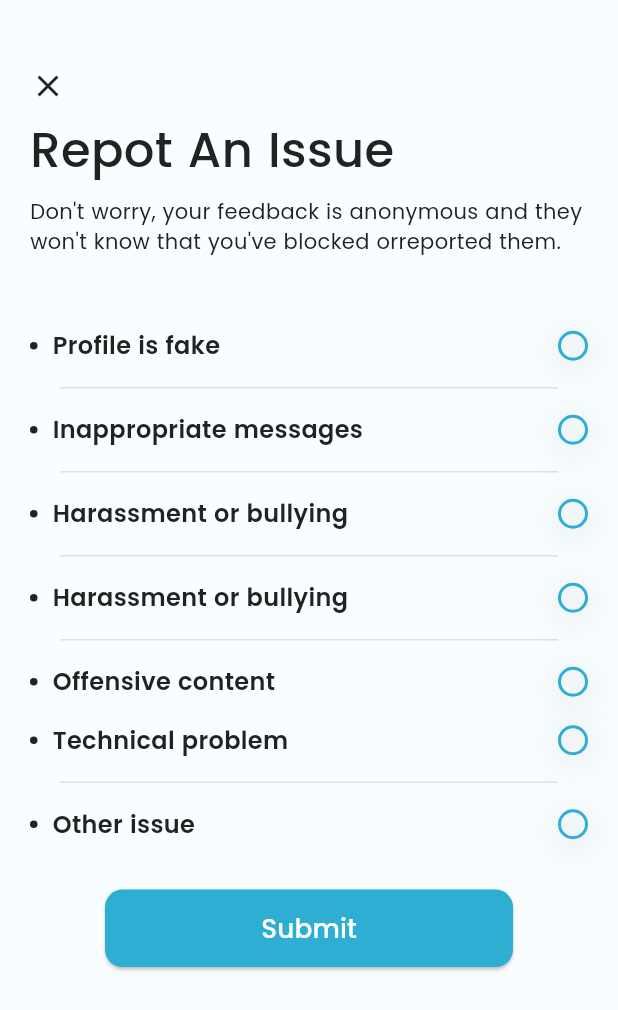
After one commit to MdLimon123/Sidneby-s-Dating-App, a Flutter app: the ReportAnIssueScreen screen opened directly, on a phone screen of 412 x 824 dp. The commit adds this screen. Shown: the top 1010 px of the screen. Run offline on Flutter 3.47's test engine with Material 3 defaults, Android fonts, the light colour scheme and no system bars; our stand-ins replace country_code_picker, dotted_border, flutter_otp_text_field, flutter_screenutil, flutter_spinkit, flutter_svg and 4 more; accounts and stored records are empty.

Commit message:
complete report and issue

```diff
--- a/lib/views/screen/Home/AllSubScreen/details_page.dart
+++ b/lib/views/screen/Home/AllSubScreen/details_page.dart
@@ -3,6 +3,7 @@ import 'package:flutter_svg/flutter_svg.dart';
 import 'package:get/get.dart';
 import 'package:sindeby_dating_app/utils/app_colors.dart';
 import 'package:sindeby_dating_app/views/base/appbar.dart';
+import 'package:sindeby_dating_app/views/screen/Home/AllSubScreen/report_an_issue_screen.dart';
 
 class DetailsPage extends StatefulWidget {
   const DetailsPage({super.key});
@@ -218,7 +219,9 @@ class _DetailsPageState extends State<DetailsPage> {
           SizedBox(height: 8,),
           _customButton(
               text: 'Repot An Issue ',
-              onTap: () {},
+              onTap: () {
+                Get.to(()=> ReportAnIssueScreen());
+              },
               textColor: Color(0xFFBC0000)
           ),
           SizedBox(height: 17,),
--- /dev/null
+++ b/lib/views/screen/Home/AllSubScreen/report_an_issue_screen.dart
@@ -0,0 +1,287 @@
+import 'package:flutter/material.dart';
+import 'package:get/get.dart';
+import 'package:sindeby_dating_app/utils/app_colors.dart';
+import 'package:sindeby_dating_app/views/base/custom_button.dart';
+import 'package:sindeby_dating_app/views/base/custom_radio_button.dart';
+
+class ReportAnIssueScreen extends StatefulWidget {
+  const ReportAnIssueScreen({super.key});
+
+  @override
+  State<ReportAnIssueScreen> createState() => _ReportAnIssueScreenState();
+}
+
+class _ReportAnIssueScreenState extends State<ReportAnIssueScreen> {
+
+  final List<bool> _value = [false, false, false, false, false, false, false];
+
+  @override
+  Widget build(BuildContext context) {
+    return Scaffold(
+      backgroundColor: AppColors.backgroundColor,
+      body: Padding(
+        padding: const EdgeInsets.symmetric(horizontal: 20, vertical: 25),
+        child: Column(
+          mainAxisAlignment: MainAxisAlignment.start,
+          crossAxisAlignment: CrossAxisAlignment.start,
+          children: [
+            SizedBox(height: 20,),
+
+            InkWell(
+              onTap: (){
+                Get.back();
+              },
+              child: Icon(Icons.close,
+              color: AppColors.textColor,),
+            ),
+            SizedBox(height: 8,),
+            Text("Repot An Issue",
+            style: TextStyle(
+              fontSize: 32,
+              fontWeight: FontWeight.w500,
+              color: AppColors.textColor
+            ),),
+            SizedBox(height: 8,),
+            Text("Don't worry, your feedback is anonymous and they won't know that you've blocked orreported them.",
+            style: TextStyle(
+              fontSize: 14,
+              fontWeight: FontWeight.w400,
+              color: AppColors.textColor
+
+            ),),
+            SizedBox(height: 48,),
+            Row(
+              children: [
+                Container(
+                  height: 5,
+                  width: 5,
+                  decoration: BoxDecoration(
+                    shape: BoxShape.circle,
+                    color: AppColors.textColor
+                  ),
+                ),
+                SizedBox(width: 10,),
+                Text("Profile is fake",
+                style: TextStyle(
+                  fontSize: 16,
+                  fontWeight: FontWeight.w600,
+                  color: AppColors.textColor
+                ),),
+                Spacer(),
+                CustomRadioButton(
+                    value: _value[0],
+                    onChanged: (val){
+                      setState(() {
+                        _value[0] = val;
+                      });
+
+                    })
+              ],
+            ),
+            SizedBox(height: 16,),
+            _customDivider(),
+            SizedBox(height: 16,),
+            Row(
+              children: [
+                Container(
+                  height: 5,
+                  width: 5,
+                  decoration: BoxDecoration(
+                      shape: BoxShape.circle,
+                      color: AppColors.textColor
+                  ),
+                ),
+                SizedBox(width: 10,),
+                Text("Inappropriate messages",
+                  style: TextStyle(
+                      fontSize: 16,
+                      fontWeight: FontWeight.w600,
+                      color: AppColors.textColor
+                  ),),
+                Spacer(),
+                CustomRadioButton(
+                    value: _value[1],
+                    onChanged: (val){
+                      setState(() {
+                        _value[1] = val;
+                      });
+
+                    })
+              ],
+            ),
+            SizedBox(height: 16,),
+            _customDivider(),
+            SizedBox(height: 16,),
+            Row(
+              children: [
+                Container(
+                  height: 5,
+                  width: 5,
+                  decoration: BoxDecoration(
+                      shape: BoxShape.circle,
+                      color: AppColors.textColor
+                  ),
+                ),
+                SizedBox(width: 10,),
+                Text("Harassment or bullying",
+                  style: TextStyle(
+                      fontSize: 16,
+                      fontWeight: FontWeight.w600,
+                      color: AppColors.textColor
+                  ),),
+                Spacer(),
+                CustomRadioButton(
+                    value: _value[2],
+                    onChanged: (val){
+                      setState(() {
+                        _value[2] = val;
+                      });
+
+                    })
+              ],
+            ),
+            SizedBox(height: 16,),
+            _customDivider(),
+            SizedBox(height: 16,),
+            Row(
+              children: [
+                Container(
+                  height: 5,
+                  width: 5,
+                  decoration: BoxDecoration(
+                      shape: BoxShape.circle,
+                      color: AppColors.textColor
+                  ),
+                ),
+                SizedBox(width: 10,),
+                Text("Harassment or bullying",
+                  style: TextStyle(
+                      fontSize: 16,
+                      fontWeight: FontWeight.w600,
+                      color: AppColors.textColor
+                  ),),
+                Spacer(),
+                CustomRadioButton(
+                    value: _value[3],
+                    onChanged: (val){
+                      setState(() {
+                        _value[3] = val;
+                      });
+
+                    })
+              ],
+            ),
+            SizedBox(height: 16,),
+            _customDivider(),
+            SizedBox(height: 16,),
+            Row(
+              children: [
+                Container(
+                  height: 5,
+                  width: 5,
+                  decoration: BoxDecoration(
+                      shape: BoxShape.circle,
+                      color: AppColors.textColor
+                  ),
+                ),
+                SizedBox(width: 10,),
+                Text("Offensive content",
+                  style: TextStyle(
+                      fontSize: 16,
+                      fontWeight: FontWeight.w600,
+                      color: AppColors.textColor
+                  ),),
+                Spacer(),
+                CustomRadioButton(
+                    value: _value[4],
+                    onChanged: (val){
+                      setState(() {
+                        _value[4] = val;
+                      });
+
+                    })
+              ],
+            ),
+            SizedBox(height: 16,),
+            Row(
+              children: [
+                Container(
+                  height: 5,
+                  width: 5,
+                  decoration: BoxDecoration(
+                      shape: BoxShape.circle,
+                      color: AppColors.textColor
+                  ),
+                ),
+                SizedBox(width: 10,),
+                Text("Technical problem",
+                  style: TextStyle(
+                      fontSize: 16,
+                      fontWeight: FontWeight.w600,
+                      color: AppColors.textColor
+                  ),),
+                Spacer(),
+                CustomRadioButton(
+                    value: _value[5],
+                    onChanged: (val){
+                      setState(() {
+                        _value[5] = val;
+                      });
+
+                    })
+              ],
+            ),
+            SizedBox(height: 16,),
+            _customDivider(),
+            SizedBox(height: 16,),
+            Row(
+              children: [
+                Container(
+                  height: 5,
+                  width: 5,
+                  decoration: BoxDecoration(
+                      shape: BoxShape.circle,
+                      color: AppColors.textColor
+                  ),
+                ),
+                SizedBox(width: 10,),
+                Text("Other issue",
+                  style: TextStyle(
+                      fontSize: 16,
+                      fontWeight: FontWeight.w600,
+                      color: AppColors.textColor
+                  ),),
+                Spacer(),
+                CustomRadioButton(
+                    value: _value[6],
+                    onChanged: (val){
+                      setState(() {
+                        _value[6] = val;
+                      });
+
+                    })
+              ],
+            ),
+            SizedBox(height: 32,),
+            Padding(
+              padding: const EdgeInsets.symmetric(horizontal: 50),
+              child: CustomButton(onTap: (){}, text: "Submit"),
+            )
+
+
+          ],
+        ),
+      ),
+    );
+  }
+
+   _customDivider() {
+    return Padding(
+            padding: const EdgeInsets.symmetric(horizontal: 20.0),
+            child: Container(
+              height: 1,
+              color: Color(0xFFE0E0E0),
+            ),
+          );
+  }
+}
```
